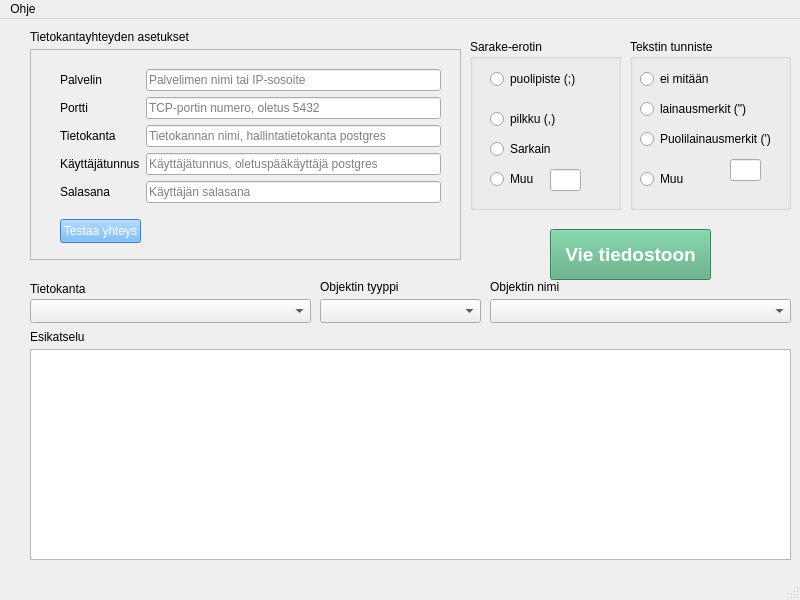
TiViOpetus/PGViewExportTool, file exportTool.ui: the form before one commit.
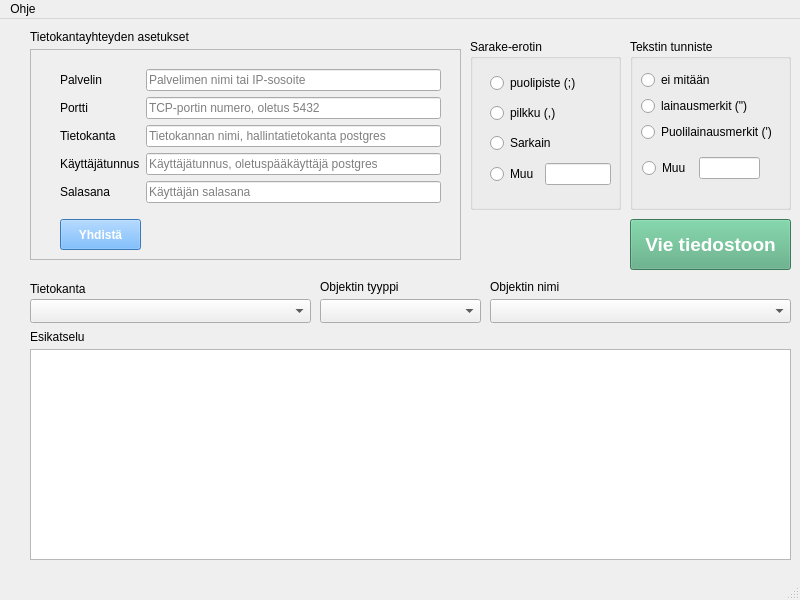
The form after the commit.

Commit message: Korjattu NULL-virhe

```diff
--- a/exportTool.ui
+++ b/exportTool.ui
@@ -35,15 +35,20 @@
        <x>30</x>
        <y>170</y>
        <width>81</width>
-       <height>24</height>
+       <height>31</height>
       </rect>
      </property>
+     <property name="font">
+      <font>
+       <bold>true</bold>
+      </font>
+     </property>
      <property name="styleSheet">
       <string notr="true">background-color: rgb(85, 170, 255);
 color: rgb(255, 255, 255);</string>
      </property>
      <property name="text">
-      <string>Testaa yhteys</string>
+      <string>Yhdistä</string>
      </property>
     </widget>
     <widget class="QWidget" name="layoutWidget">
@@ -158,8 +163,8 @@
    <widget class="QPushButton" name="exportPushButton">
     <property name="geometry">
      <rect>
-      <x>550</x>
-      <y>210</y>
+      <x>630</x>
+      <y>200</y>
       <width>161</width>
       <height>51</height>
      </rect>
@@ -246,28 +251,18 @@
     <property name="title">
      <string>Sarake-erotin </string>
     </property>
-    <widget class="QRadioButton" name="commaRadioButton">
+    <widget class="QWidget" name="">
      <property name="geometry">
       <rect>
        <x>20</x>
-       <y>70</y>
-       <width>92</width>
-       <height>20</height>
+       <y>30</y>
+       <width>121</width>
+       <height>121</height>
       </rect>
      </property>
-     <property name="text">
-      <string>pilkku (,)</string>
-     </property>
-    </widget>
+     <layout class="QVBoxLayout" name="verticalLayout">
+      <item>
     <widget class="QRadioButton" name="semicolonRadioButton">
-     <property name="geometry">
-      <rect>
-       <x>20</x>
-       <y>30</y>
-       <width>92</width>
-       <height>20</height>
-      </rect>
-     </property>
      <property name="text">
       <string>puolipiste (;)</string>
      </property>
@@ -278,45 +273,41 @@
       <bool>false</bool>
      </property>
     </widget>
+      </item>
+      <item>
+       <widget class="QRadioButton" name="commaRadioButton">
+        <property name="text">
+         <string>pilkku (,)</string>
+        </property>
+       </widget>
+      </item>
+      <item>
     <widget class="QRadioButton" name="tabRadioButton">
-     <property name="geometry">
-      <rect>
-       <x>20</x>
-       <y>100</y>
-       <width>92</width>
-       <height>20</height>
-      </rect>
-     </property>
      <property name="text">
       <string>Sarkain</string>
      </property>
     </widget>
+      </item>
+      <item>
+       <layout class="QHBoxLayout" name="horizontalLayout">
+        <item>
     <widget class="QRadioButton" name="otherSeparatorRadioButton">
-     <property name="geometry">
-      <rect>
-       <x>20</x>
-       <y>130</y>
-       <width>92</width>
-       <height>20</height>
-      </rect>
-     </property>
      <property name="text">
       <string>Muu</string>
      </property>
     </widget>
+        </item>
+        <item>
     <widget class="QLineEdit" name="separatorLineEdit">
-     <property name="geometry">
-      <rect>
-       <x>80</x>
-       <y>130</y>
-       <width>31</width>
-       <height>22</height>
-      </rect>
-     </property>
      <property name="text">
       <string/>
      </property>
     </widget>
+        </item>
+       </layout>
+      </item>
+     </layout>
+    </widget>
    </widget>
    <widget class="QGroupBox" name="qualifierGroupBox">
     <property name="geometry">
@@ -333,9 +324,9 @@
     <widget class="QRadioButton" name="doubleQuotationmarkRadioButton">
      <property name="geometry">
       <rect>
-       <x>10</x>
-       <y>60</y>
-       <width>131</width>
+       <x>11</x>
+       <y>57</y>
+       <width>113</width>
        <height>20</height>
       </rect>
      </property>
@@ -346,9 +337,9 @@
     <widget class="QRadioButton" name="quotationmarkRadioButton">
      <property name="geometry">
       <rect>
-       <x>10</x>
-       <y>90</y>
-       <width>141</width>
+       <x>11</x>
+       <y>83</y>
+       <width>138</width>
        <height>20</height>
       </rect>
      </property>
@@ -359,19 +350,19 @@
     <widget class="QLineEdit" name="qualifierLineEdit">
      <property name="geometry">
       <rect>
-       <x>100</x>
-       <y>120</y>
-       <width>31</width>
-       <height>22</height>
-      </rect>
-     </property>
-    </widget>
-    <widget class="QRadioButton" name="otherQualifierRadioButton">
-     <property name="geometry">
-      <rect>
-       <x>10</x>
-       <y>130</y>
+       <x>69</x>
+       <y>118</y>
        <width>61</width>
+       <height>22</height>
+      </rect>
+     </property>
+    </widget>
+    <widget class="QRadioButton" name="otherQualifierRadioButton">
+     <property name="geometry">
+      <rect>
+       <x>12</x>
+       <y>119</y>
+       <width>51</width>
        <height>20</height>
       </rect>
      </property>
@@ -382,9 +373,9 @@
     <widget class="QRadioButton" name="withoutRadioButton">
      <property name="geometry">
       <rect>
-       <x>10</x>
-       <y>30</y>
-       <width>92</width>
+       <x>11</x>
+       <y>31</y>
+       <width>75</width>
        <height>20</height>
       </rect>
      </property>
```
Left out of the diff: 9 changed lines with no effect on the pictures. Lines whose indentation alone changed are shown as unchanged. The commit also changes 2 other files.
